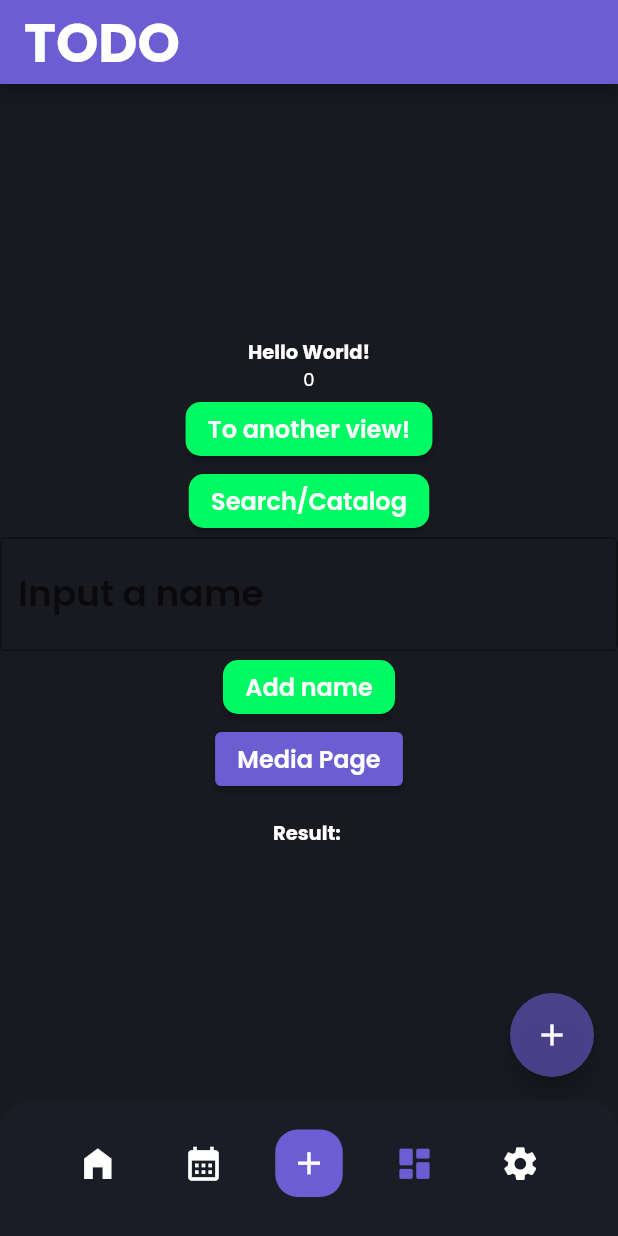
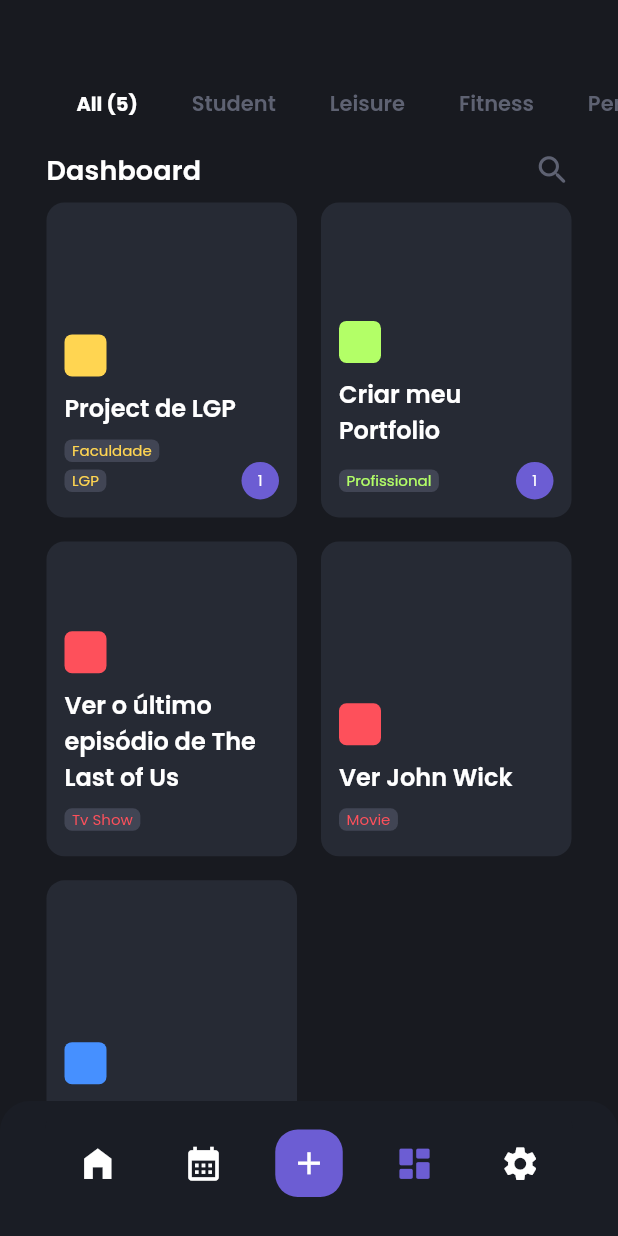
Before and after one commit to DreFlo/lgp-2223-sc1, a Flutter app: the screen it shows after launch, swiped to page 4, on a phone screen of 412 x 824 dp. Run offline on Flutter 3.47's test engine with Material 2 defaults, Android fonts, the phone set to English and light mode, and no system bars; our stand-ins replace floor, flutter_svg, get_it, like_button, lottie, rive and 1 more; missing offline and left inert: books_finder, emojis, tmdb_api; accounts and stored records are empty; generated files the repository leaves out were written again.

Commit message:
Dashboard done

```diff
--- a/src/lib/app.dart
+++ b/src/lib/app.dart
@@ -93,6 +93,10 @@ class App extends StatelessWidget {
                       color: Color(0xFF5E6272),
                       fontSize: 14,
                       fontWeight: FontWeight.w600),
+                  headlineLarge: TextStyle(
+                      color: Colors.white,
+                      fontSize: 10,
+                      fontWeight: FontWeight.w500),
                 )),
             home: const Scaffold(
               body: Center(
--- a/src/lib/l10n/app_en.arb
+++ b/src/lib/l10n/app_en.arb
@@ -50,5 +50,10 @@
   "my_media": "My Media",
   "discover": "Discover",
   "see_all": "See All",
-  "search": "Search"
+  "search": "Search",
+  "student": "Student",
+  "leisure": "Leisure",
+  "fitness": "Fitness",
+  "personal": "Personal",
+  "dashboard": "Dashboard"
 }
--- /dev/null
+++ b/src/lib/pages/my_dashboard.dart
@@ -0,0 +1,199 @@
+import 'package:books_finder/books_finder.dart';
+import 'package:flutter/material.dart';
+import 'package:flutter_gen/gen_l10n/app_localizations.dart';
+import 'package:src/themes/colors.dart';
+import 'package:src/widgets/dashboard/my_dashboard_gridview.dart';
+import 'package:tmdb_api/tmdb_api.dart';
+
+import '../env/env.dart';
+import '../widgets/dashboard/my_horizontal_scrollview.dart';
+import 'catalog_search/LeisureModule.dart';
+
+class MyDashboard extends StatefulWidget {
+  const MyDashboard({Key? key}) : super(key: key);
+
+  @override
+  State<MyDashboard> createState() => _MyDashboardState();
+}
+
+// TODO: Replace with real data
+class Project {
+  final String title;
+  final String module;
+  final String subject;
+  final String institution;
+  final int nTasks;
+
+  Project(this.title, this.module, this.subject,
+      [this.nTasks = 0, this.institution = ""]);
+}
+
+class _MyDashboardState extends State<MyDashboard> {
+  int _selectedIndex = 0;
+  bool _searching = false;
+
+  final List<Project> items = [
+    Project('Project de LGP', 'Student', 'LGP', 1, "Faculdade"),
+    Project('Criar meu Portfolio', 'Personal', 'Profissional', 1),
+    Project('Ver o último episódio de The Last of Us', 'Leisure', 'Tv Show'),
+    Project('Ver John Wick', 'Leisure', 'Movie'),
+    Project('Treino 5 Minutos', 'Fitness', 'Fitness'),
+  ];
+
+  late List<Project> searchResults = items;
+
+  void search(String query) {
+    setState(() {
+      searchResults = items
+          .where((element) =>
+              element.title.toLowerCase().contains(query.toLowerCase()))
+          .toList();
+    });
+  }
+
+  List<Project> filterItems() {
+    switch (_selectedIndex) {
+      case 1:
+        return searchResults
+            .where((element) => element.module == 'Student')
+            .toList();
+      case 2:
+        return searchResults
+            .where((element) => element.module == 'Leisure')
+            .toList();
+      case 3:
+        return searchResults
+            .where((element) => element.module == 'Fitness')
+            .toList();
+      case 4:
+        return searchResults
+            .where((element) => element.module == 'Personal')
+            .toList();
+      default:
+        return searchResults;
+    }
+  }
+
+  List trendingmovies = [];
+  List trendingtvshows = [];
+  List books = [];
+
+  void loadmedia() async {
+    final tmdb = TMDB(ApiKeys(Env.tmdbApiKey, 'apiReadAccessTokenv4'));
+    Map movieresult =
+        await tmdb.v3.trending.getTrending(mediaType: MediaType.movie);
+    Map tvresult = await tmdb.v3.trending
+        .getTrending(mediaType: MediaType.tv); //doesn't have ['results']
+    books = await queryBooks(
+      'batman',
+      maxResults: 40,
+      printType: PrintType.books,
+      orderBy: OrderBy.relevance,
+    );
+
+    setState(() {
+      trendingmovies = movieresult['results'];
+      trendingtvshows = tvresult['results'];
+      books = books;
+    });
+  }
+
+  @override
+  Widget build(BuildContext context) {
+    return Scaffold(
+      body: Column(
+        mainAxisSize: MainAxisSize.min,
+        crossAxisAlignment: CrossAxisAlignment.start,
+        children: [
+          Padding(
+            padding: const EdgeInsets.only(top: 33),
+            child: MyHorizontalScrollView(
+              nItems: items.length,
+              selectedIndex: _selectedIndex,
+              setSelectedIndex: (int index) =>
+                  setState(() => _selectedIndex = index),
+            ),
+          ),
+          Row(
+            crossAxisAlignment: CrossAxisAlignment.center,
+            mainAxisAlignment: MainAxisAlignment.spaceBetween,
+            children: [
+              Padding(
+                padding: const EdgeInsets.only(left: 31),
+                child: Text(
+                  AppLocalizations.of(context).dashboard,
+                  style: Theme.of(context).textTheme.titleSmall?.copyWith(
+                        fontWeight: FontWeight.w600,
+                      ),
+                ),
+              ),
+              Row(
+                mainAxisAlignment: MainAxisAlignment.end,
+                children: [
+                  _selectedIndex == 2
+                      ? GestureDetector(
+                          onTap: () => {
+                            // navigate to catalog
+                            Navigator.push(
+                                context,
+                                MaterialPageRoute(
+                                    builder: (context) => LeisureModule(
+                                        trendingMovies: trendingmovies,
+                                        trendingTvshows: trendingtvshows,
+                                        books: books)))
+                          },
+                          child: Container(
+                            margin: const EdgeInsets.only(right: 8),
+                            child: const Icon(
+                              Icons.list_alt,
+                              color: grayText,
+                              size: 25,
+                            ),
+                          ),
+                        )
+                      : Container(),
+                  GestureDetector(
+                    onTap: () => {
+                      setState(() => _searching = !_searching),
+                      if (!_searching) search("")
+                    },
+                    child: Container(
+                      margin: EdgeInsets.only(right: _searching ? 0 : 31),
+                      child: const Icon(
+                        Icons.search_rounded,
+                        color: grayText,
+                        size: 25,
+                      ),
+                    ),
+                  ),
+                  _searching
+                      ? Container(
+                          width: 150,
+                          height: 25,
+                          margin: const EdgeInsets.only(right: 31),
+                          padding: const EdgeInsets.symmetric(horizontal: 10),
+                          decoration: BoxDecoration(
+                            borderRadius: BorderRadius.circular(10),
+                            color: grayButton,
+                          ),
+                          child: TextField(
+                            textAlign: TextAlign.start,
+                            style: Theme.of(context).textTheme.labelSmall,
+                            onChanged: (value) => {
+                              setState(() {
+                                search(value);
+                              })
+                            },
+                          ),
+                        )
+                      : Container(),
+                ],
+              )
+            ],
+          ),
+          Expanded(child: MyDashBoardGridView(items: filterItems()))
+        ],
+      ),
+    );
+  }
+}
--- a/src/lib/pages/my_navigation_page.dart
+++ b/src/lib/pages/my_navigation_page.dart
@@ -1,5 +1,6 @@
 import 'package:flutter/material.dart';
 import 'package:src/pages/HomePage.dart';
+import 'package:src/pages/my_dashboard.dart';
 import 'package:src/pages/my_home_page.dart';
 import 'package:src/themes/colors.dart';
 import 'package:src/widgets/my_bottom_navigation_bar.dart';
@@ -43,12 +44,10 @@ class _MyNavigationPageState extends State<MyNavigationPage> {
       child: Text("Calendar"), //TODO
     ),
     Center(),
+    MyDashboard(),
     HomePage(
         title:
             "TODO"), // TODO - this is here for now just to have access to leisure screens
-    Center(
-      child: Text("Settings"), //TODO
-    ),
   ];
 
   @override
--- a/src/lib/themes/colors.dart
+++ b/src/lib/themes/colors.dart
@@ -21,3 +21,7 @@ const Color modalBackground = Color(0xFF22252D);
 const Color bottomNavbar = Color(0xFF1A1D25);
 
 const Color shadowColor = Color(0xFF1B2135);
+
+const Color grayBackground = Color(0xFF414554);
+
+const Color grayText = Color(0xFF5E6272);
--- /dev/null
+++ b/src/lib/widgets/dashboard/my_dashboard_card.dart
@@ -0,0 +1,132 @@
+import 'package:flutter/material.dart';
+import 'package:src/themes/colors.dart';
+
+class MyDashboardCard extends StatefulWidget {
+  final String title;
+  final String module;
+  final String subject;
+  final String institution;
+  final int nTasks;
+
+  const MyDashboardCard(
+      {Key? key,
+      required this.title,
+      required this.subject,
+      required this.module,
+      required this.institution,
+      required this.nTasks})
+      : super(key: key);
+
+  @override
+  State<MyDashboardCard> createState() => _MyDashboardCardState();
+}
+
+class _MyDashboardCardState extends State<MyDashboardCard> {
+  final Map<String, Color> moduleColors = {
+    'Student': studentColor,
+    'Leisure': leisureColor,
+    'Personal': personalColor,
+    'Fitness': fitnessColor,
+  };
+
+  @override
+  Widget build(BuildContext context) {
+    return GestureDetector(
+        onTap: () {
+          // TODO: Navigate to project page
+        },
+        child: Container(
+            margin: const EdgeInsets.all(8),
+            decoration: BoxDecoration(
+              borderRadius: BorderRadius.circular(12),
+              color: grayButton,
+            ),
+            child: Container(
+                margin: const EdgeInsets.all(12),
+                child: Column(
+                    mainAxisAlignment: MainAxisAlignment.end,
+                    crossAxisAlignment: CrossAxisAlignment.start,
+                    children: [
+                      Container(
+                        width: 28,
+                        height: 28,
+                        margin: const EdgeInsets.only(bottom: 9),
+                        decoration: BoxDecoration(
+                          borderRadius: BorderRadius.circular(5),
+                          color: moduleColors[widget.module],
+                        ),
+                      ),
+                      Container(
+                          margin: const EdgeInsets.only(bottom: 9),
+                          child: Text(
+                            widget.title,
+                            style: Theme.of(context).textTheme.labelLarge,
+                          )),
+                      Row(
+                        mainAxisAlignment: MainAxisAlignment.spaceBetween,
+                        crossAxisAlignment: CrossAxisAlignment.end,
+                        children: [
+                          Column(
+                            crossAxisAlignment: CrossAxisAlignment.start,
+                            children: [
+                              widget.institution != ''
+                                  ? Container(
+                                      margin: const EdgeInsets.only(bottom: 5),
+                                      padding: const EdgeInsets.symmetric(
+                                          horizontal: 5),
+                                      decoration: BoxDecoration(
+                                        borderRadius: BorderRadius.circular(5),
+                                        color: grayBackground,
+                                      ),
+                                      child: Text(
+                                        widget.institution,
+                                        style: Theme.of(context)
+                                            .textTheme
+                                            .headlineLarge
+                                            ?.copyWith(
+                                              color:
+                                                  moduleColors[widget.module],
+                                            ),
+                                      ),
+                                    )
+                                  : Container(),
+                              Container(
+                                margin: const EdgeInsets.only(bottom: 5),
+                                padding:
+                                    const EdgeInsets.symmetric(horizontal: 5),
+                                decoration: BoxDecoration(
+                                  borderRadius: BorderRadius.circular(5),
+                                  color: grayBackground,
+                                ),
+                                child: Text(
+                                  widget.subject,
+                                  style: Theme.of(context)
+                                      .textTheme
+                                      .headlineLarge
+                                      ?.copyWith(
+                                        color: moduleColors[widget.module],
+                                      ),
+                                ),
+                              ),
+                            ],
+                          ),
+                          widget.nTasks != 0
+                              ? Container(
+                                  width: 25,
+                                  height: 25,
+                                  decoration: BoxDecoration(
+                                    borderRadius: BorderRadius.circular(30),
+                                    color: primaryColor,
+                                  ),
+                                  child: Center(
+                                      child: Text(widget.nTasks.toString(),
+                                          style: Theme.of(context)
+                                              .textTheme
+                                              .headlineLarge)),
+                                )
+                              : Container(),
+                        ],
+                      )
+                    ]))));
+  }
+}
--- /dev/null
+++ b/src/lib/widgets/dashboard/my_dashboard_gridview.dart
@@ -0,0 +1,36 @@
+import 'package:flutter/material.dart';
+import 'package:src/pages/my_dashboard.dart';
+import 'package:src/widgets/dashboard/my_dashboard_card.dart';
+
+class MyDashBoardGridView extends StatefulWidget {
+  final List<Project> items;
+
+  const MyDashBoardGridView({Key? key, required this.items}) : super(key: key);
+
+  @override
+  State<MyDashBoardGridView> createState() => _MyDashBoardGridViewState();
+}
+
+class _MyDashBoardGridViewState extends State<MyDashBoardGridView> {
+  @override
+  Widget build(BuildContext context) {
+    return Padding(
+        padding: const EdgeInsets.only(top: 0, left: 23, right: 23),
+        child: GridView.builder(
+          itemCount: widget.items.length,
+          gridDelegate: const SliverGridDelegateWithFixedCrossAxisCount(
+            crossAxisCount: 2,
+            childAspectRatio: 0.81,
+          ),
+          itemBuilder: (BuildContext context, int index) {
+            final Project item = widget.items[index];
+            return MyDashboardCard(
+                title: item.title,
+                module: item.module,
+                subject: item.subject,
+                institution: item.institution,
+                nTasks: item.nTasks);
+          },
+        ));
+  }
+}
--- /dev/null
+++ b/src/lib/widgets/dashboard/my_horizontal_scrollview.dart
@@ -0,0 +1,91 @@
+import 'package:flutter/material.dart';
+import 'package:flutter_gen/gen_l10n/app_localizations.dart';
+import 'package:src/themes/colors.dart';
+
+class MyHorizontalScrollView extends StatefulWidget {
+  final int nItems;
+  final int selectedIndex;
+  final Function(int) setSelectedIndex;
+
+  const MyHorizontalScrollView(
+      {Key? key,
+      required this.selectedIndex,
+      required this.setSelectedIndex,
+      required this.nItems})
+      : super(key: key);
+
+  @override
+  State<MyHorizontalScrollView> createState() => _MyHorizontalScrollViewState();
+}
+
+class _MyHorizontalScrollViewState extends State<MyHorizontalScrollView> {
+  final ScrollController _scrollController = ScrollController();
+
+  void _onItemTap(int index) {
+    setState(() {
+      widget.setSelectedIndex(index);
+    });
+    _scrollToItem(index);
+  }
+
+  void _scrollToItem(int index) {
+    double itemWidth = MediaQuery.of(context).size.width / 2.5;
+    double itemOffset = index * itemWidth;
+    double screenWidth = MediaQuery.of(context).size.width;
+    double scrollOffset = itemOffset - screenWidth / 2 + (itemWidth / 2);
+    _scrollController.animateTo(scrollOffset,
+        duration: const Duration(milliseconds: 800), curve: Curves.easeInOut);
+  }
+
+  Widget buildSelectedItem(int index, String name, Color color) {
+    return Padding(
+      padding: const EdgeInsets.symmetric(horizontal: 18),
+      child: Text(name,
+          textAlign: TextAlign.center,
+          style: Theme.of(context).textTheme.bodyMedium),
+    );
+  }
+
+  Widget buildUnselectedItem(int index, String name) {
+    return Padding(
+      padding: const EdgeInsets.symmetric(horizontal: 18),
+      child: Text(name,
+          textAlign: TextAlign.center,
+          style: Theme.of(context).textTheme.labelMedium),
+    );
+  }
+
+  Widget buildItem(int index, String name, Color color, bool isSelected) {
+    return GestureDetector(
+        onTap: () => _onItemTap(index),
+        child: isSelected
+            ? buildSelectedItem(index, name, color)
+            : buildUnselectedItem(index, name));
+  }
+
+  @override
+  Widget build(BuildContext context) {
+    final Map<String, Color> items = {
+      '${AppLocalizations.of(context).all_label} (${widget.nItems})':
+          primaryColor,
+      AppLocalizations.of(context).student: studentColor,
+      AppLocalizations.of(context).leisure: leisureColor,
+      AppLocalizations.of(context).fitness: fitnessColor,
+      AppLocalizations.of(context).personal: personalColor
+    };
+
+    return SingleChildScrollView(
+        controller: _scrollController,
+        scrollDirection: Axis.horizontal,
+        child: Padding(
+          padding: const EdgeInsets.only(left: 33, top: 26, bottom: 20),
+          child: Row(
+            children: [
+              for (var i = 0; i < items.length; i++)
+                buildItem(i, items.keys.elementAt(i), items.values.elementAt(i),
+                    i == widget.selectedIndex),
+            ],
+          ),
+        ));
+  }
+}
```
